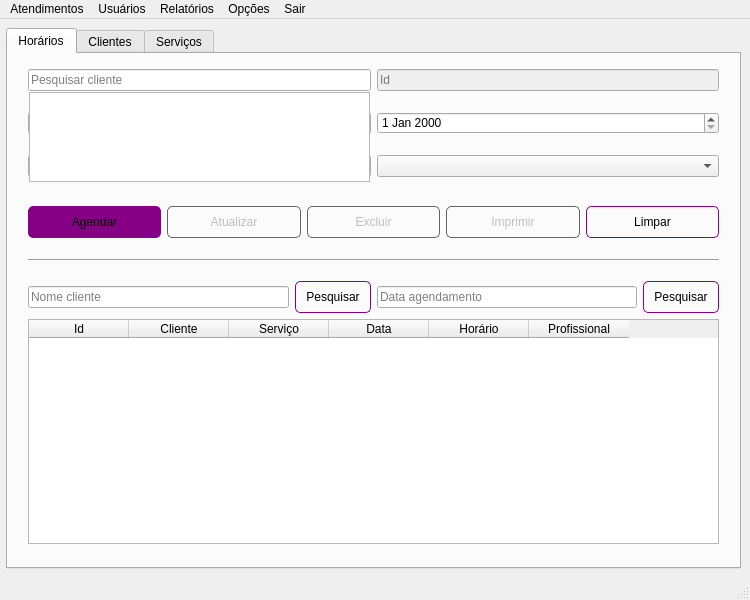
This is view/principalUi.ui in hansmboron/MehsysPy as Qt 5 draws it before an edit. The edited form follows.
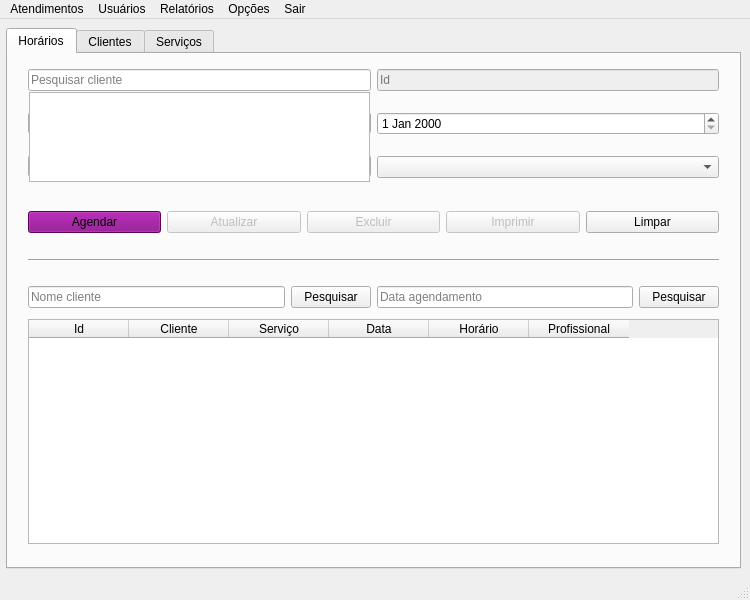
This is the edited form. The open tabs and pages were chosen to show the change. Icons and pictures are not drawn.

Diff of the .ui file:
```diff
--- a/view/principalUi.ui
+++ b/view/principalUi.ui
@@ -45,16 +45,6 @@
         <verstretch>0</verstretch>
        </sizepolicy>
       </property>
-      <property name="styleSheet">
-       <string notr="true">QPushButton{
-	border-radius: 5px;
-	border: 1px solid rgb(100, 100, 100);
-	height: 30px;
-}
-QPushButton:hover{
-	background-color: rgb(0, 50, 200);
-}</string>
-      </property>
       <property name="currentIndex">
        <number>1</number>
       </property>
@@ -221,15 +211,8 @@
             <string>Criar novo agendamento</string>
            </property>
            <property name="styleSheet">
-            <string notr="true">QPushButton{
-	border-radius: 5px;
-	border: 1px solid #850085;
-	background-color: #850085;
-	height: 30px;
-}
-QPushButton:hover{
-	background-color: rgb(0, 50, 200);
-}</string>
+            <string notr="true">background-color: #850085;
+</string>
            </property>
            <property name="text">
             <string>Agendar</string>
@@ -248,16 +231,6 @@
            <property name="statusTip">
             <string>Atualizar agendameto</string>
            </property>
-           <property name="styleSheet">
-            <string notr="true">QPushButton{
-	border-radius: 5px;
-	border: 1px solid rgb(100, 100, 100);
-	height: 30px;
-}
-QPushButton:hover{
-	background-color: rgb(0, 50, 200);
-}</string>
-           </property>
            <property name="text">
             <string>Atualizar</string>
            </property>
@@ -275,16 +248,6 @@
            <property name="statusTip">
             <string>Deletar agendamento</string>
            </property>
-           <property name="styleSheet">
-            <string notr="true">QPushButton{
-	border-radius: 5px;
-	border: 1px solid rgb(100, 100, 100);
-	height: 30px;
-}
-QPushButton:hover{
-	background-color: rgb(0, 50, 200);
-}</string>
-           </property>
            <property name="text">
             <string>Excluir</string>
            </property>
@@ -302,16 +265,6 @@
            <property name="statusTip">
             <string>Imprimir comprovante</string>
            </property>
-           <property name="styleSheet">
-            <string notr="true">QPushButton{
-	border-radius: 5px;
-	border: 1px solid rgb(100, 100, 100);
-	height: 30px;
-}
-QPushButton:hover{
-	background-color: rgb(0, 50, 200);
-}</string>
-           </property>
            <property name="text">
             <string>Imprimir</string>
            </property>
@@ -326,16 +279,6 @@
            <property name="statusTip">
             <string>Limpar campos para poder realizar novo agendamento</string>
            </property>
-           <property name="styleSheet">
-            <string notr="true">QPushButton{
-	border-radius: 5px;
-	border: 1px solid #850085;
-	height: 30px;
-}
-QPushButton:hover{
-	background-color: rgb(0, 50, 200);
-}</string>
-           </property>
            <property name="text">
             <string>Limpar</string>
            </property>
@@ -375,18 +318,6 @@
            <property name="statusTip">
             <string>Pesquisar agendamentos por nome de cliente</string>
            </property>
-           <property name="styleSheet">
-            <string notr="true">QPushButton{
-	border-radius: 5px;
-	border: 1px solid #850085;
-	height: 30px;
-	padding-right: 10px;
-	padding-left: 10px;
-}
-QPushButton:hover{
-	background-color: rgb(0, 50, 200);
-}</string>
-           </property>
            <property name="text">
             <string>Pesquisar</string>
            </property>
@@ -414,18 +345,6 @@
            <property name="statusTip">
             <string>Pesquisar agendamento por data</string>
            </property>
-           <property name="styleSheet">
-            <string notr="true">QPushButton{
-	border-radius: 5px;
-	border: 1px solid #850085;
-	height: 30px;
-	padding-right: 10px;
-	padding-left: 10px;
-}
-QPushButton:hover{
-	background-color: rgb(0, 50, 200);
-}</string>
-           </property>
            <property name="text">
             <string>Pesquisar</string>
            </property>
```
Left out of the diff: 106 changed lines with no effect on the pictures.
